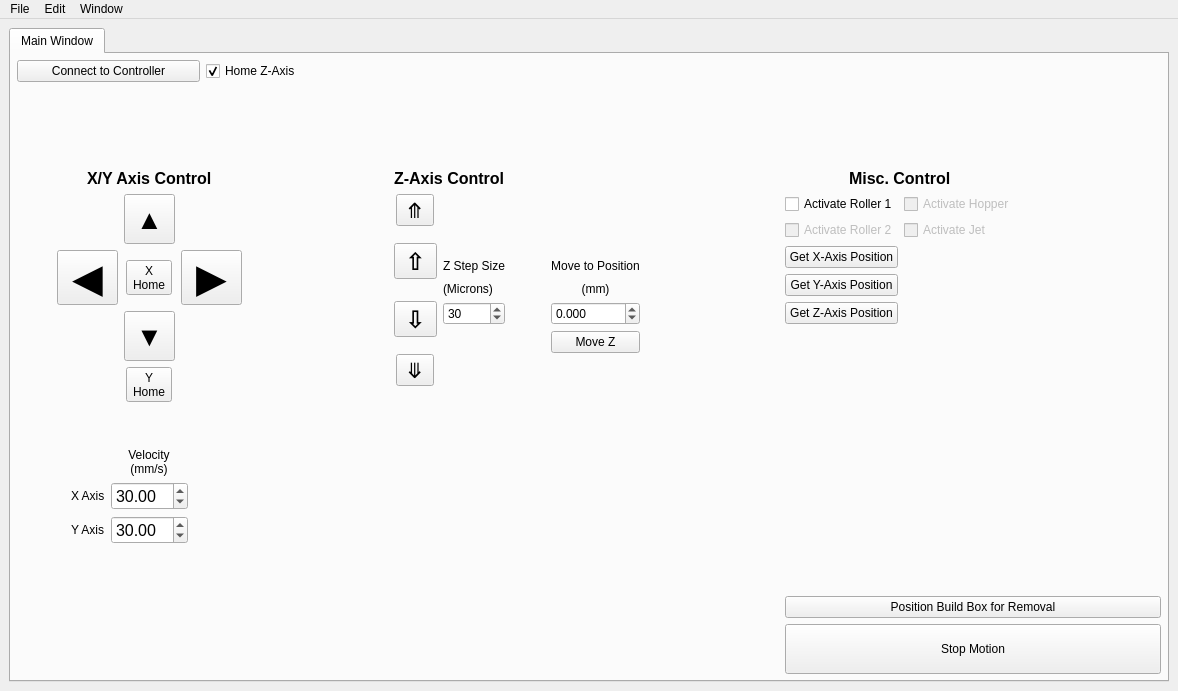
Above: src/ui/mainwindow.ui from BYUCreateResearchLab/CREATE_LAB_Binder_Jet_Printer before the change. Below: the same form after it.
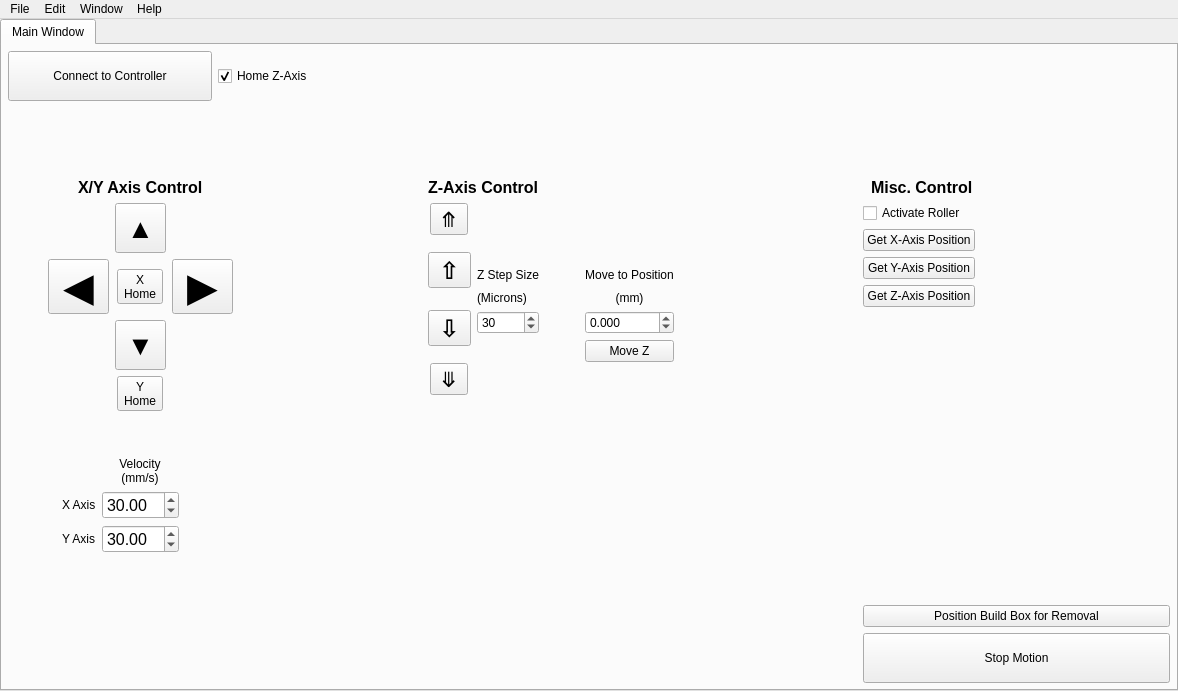
That is the form after the change.

Patch:
```diff
--- a/src/ui/mainwindow.ui
+++ b/src/ui/mainwindow.ui
@@ -14,14 +14,36 @@
    <string>BJ Printer</string>
   </property>
   <widget class="QWidget" name="centralwidget">
+   <property name="autoFillBackground">
+    <bool>true</bool>
+   </property>
    <layout class="QGridLayout" name="gridLayout_7">
+    <property name="leftMargin">
+     <number>0</number>
+    </property>
+    <property name="topMargin">
+     <number>0</number>
+    </property>
+    <property name="rightMargin">
+     <number>0</number>
+    </property>
+    <property name="bottomMargin">
+     <number>0</number>
+    </property>
     <item row="0" column="1">
      <widget class="QTabWidget" name="tabWidget">
       <property name="font">
        <font>
         <pointsize>9</pointsize>
+        <kerning>true</kerning>
        </font>
       </property>
+      <property name="tabPosition">
+       <enum>QTabWidget::North</enum>
+      </property>
+      <property name="tabShape">
+       <enum>QTabWidget::Rounded</enum>
+      </property>
       <property name="currentIndex">
        <number>0</number>
       </property>
@@ -95,37 +117,17 @@
           <property name="sizeConstraint">
            <enum>QLayout::SetDefaultConstraint</enum>
           </property>
+          <item row="2" column="0" colspan="2">
+           <widget class="QPushButton" name="getXAxisPosition">
+            <property name="text">
+             <string>Get X-Axis Position</string>
+            </property>
+           </widget>
+          </item>
           <item row="1" column="0" colspan="2">
            <widget class="QCheckBox" name="activateRoller1">
             <property name="text">
-             <string>Activate Roller 1</string>
-            </property>
-           </widget>
-          </item>
-          <item row="1" column="2">
-           <widget class="QCheckBox" name="activateHopper">
-            <property name="enabled">
-             <bool>false</bool>
-            </property>
-            <property name="text">
-             <string>Activate Hopper</string>
-            </property>
-           </widget>
-          </item>
-          <item row="2" column="2">
-           <widget class="QCheckBox" name="activateJet">
-            <property name="enabled">
-             <bool>false</bool>
-            </property>
-            <property name="text">
-             <string>Activate Jet</string>
-            </property>
-           </widget>
-          </item>
-          <item row="4" column="0" colspan="2">
-           <widget class="QPushButton" name="getYAxisPosition">
-            <property name="text">
-             <string>Get Y-Axis Position</string>
+             <string>Activate Roller</string>
             </property>
            </widget>
           </item>
@@ -135,6 +137,7 @@
              <font>
               <pointsize>12</pointsize>
               <bold>true</bold>
+              <kerning>true</kerning>
              </font>
             </property>
             <property name="text">
@@ -142,24 +145,14 @@
             </property>
            </widget>
           </item>
-          <item row="2" column="0" colspan="2">
-           <widget class="QCheckBox" name="activateRoller2">
-            <property name="enabled">
-             <bool>false</bool>
-            </property>
-            <property name="text">
-             <string>Activate Roller 2</string>
-            </property>
-           </widget>
-          </item>
           <item row="3" column="0" colspan="2">
-           <widget class="QPushButton" name="getXAxisPosition">
+           <widget class="QPushButton" name="getYAxisPosition">
             <property name="text">
-             <string>Get X-Axis Position</string>
+             <string>Get Y-Axis Position</string>
             </property>
            </widget>
           </item>
-          <item row="5" column="0" colspan="2">
+          <item row="4" column="0" colspan="2">
            <widget class="QPushButton" name="getZAxisPosition">
             <property name="text">
              <string>Get Z-Axis Position</string>
@@ -232,6 +225,7 @@
             <property name="font">
              <font>
               <pointsize>12</pointsize>
+              <kerning>true</kerning>
              </font>
             </property>
             <property name="minimum">
@@ -250,6 +244,7 @@
             <property name="font">
              <font>
               <pointsize>12</pointsize>
+              <kerning>true</kerning>
              </font>
             </property>
             <property name="minimum">
@@ -346,6 +341,7 @@
               <property name="font">
                <font>
                 <pointsize>16</pointsize>
+                <kerning>true</kerning>
                </font>
               </property>
               <property name="text">
@@ -359,6 +355,7 @@
                <font>
                 <pointsize>18</pointsize>
                 <bold>true</bold>
+                <kerning>true</kerning>
                </font>
               </property>
               <property name="text">
@@ -372,6 +369,7 @@
                <font>
                 <pointsize>18</pointsize>
                 <bold>true</bold>
+                <kerning>true</kerning>
                </font>
               </property>
               <property name="text">
@@ -384,6 +382,7 @@
               <property name="font">
                <font>
                 <pointsize>16</pointsize>
+                <kerning>true</kerning>
                </font>
               </property>
               <property name="text">
@@ -426,6 +425,7 @@
              <font>
               <pointsize>12</pointsize>
               <bold>true</bold>
+              <kerning>true</kerning>
              </font>
             </property>
             <property name="text">
@@ -527,6 +527,7 @@
             <property name="font">
              <font>
               <pointsize>9</pointsize>
+              <kerning>true</kerning>
              </font>
             </property>
             <property name="text">
@@ -540,6 +541,7 @@
             <property name="font">
              <font>
               <pointsize>9</pointsize>
+              <kerning>true</kerning>
              </font>
             </property>
             <property name="text">
@@ -628,6 +630,7 @@
              <font>
               <pointsize>20</pointsize>
               <bold>true</bold>
+              <kerning>true</kerning>
              </font>
             </property>
             <property name="text">
@@ -660,6 +663,7 @@
              <font>
               <pointsize>30</pointsize>
               <bold>true</bold>
+              <kerning>true</kerning>
              </font>
             </property>
             <property name="text">
@@ -673,6 +677,7 @@
              <font>
               <pointsize>12</pointsize>
               <bold>true</bold>
+              <kerning>true</kerning>
              </font>
             </property>
             <property name="text">
@@ -715,10 +720,13 @@
             <property name="font">
              <font>
               <pointsize>9</pointsize>
+              <kerning>true</kerning>
              </font>
             </property>
             <property name="text">
-             <string>Connect to Controller</string>
+             <string>
+Connect to Controller
+</string>
             </property>
            </widget>
           </item>
@@ -779,9 +787,15 @@
      <string>Edit</string>
     </property>
    </widget>
+   <widget class="QMenu" name="menuHelp">
+    <property name="title">
+     <string>Help</string>
+    </property>
+   </widget>
    <addaction name="menuPrinter_Controls"/>
    <addaction name="menuEdit"/>
    <addaction name="menuWindow"/>
+   <addaction name="menuHelp"/>
   </widget>
   <action name="actionShow_Hide_Console">
    <property name="text">
```
Left out of the diff: 24 changed lines with no effect on the pictures.
